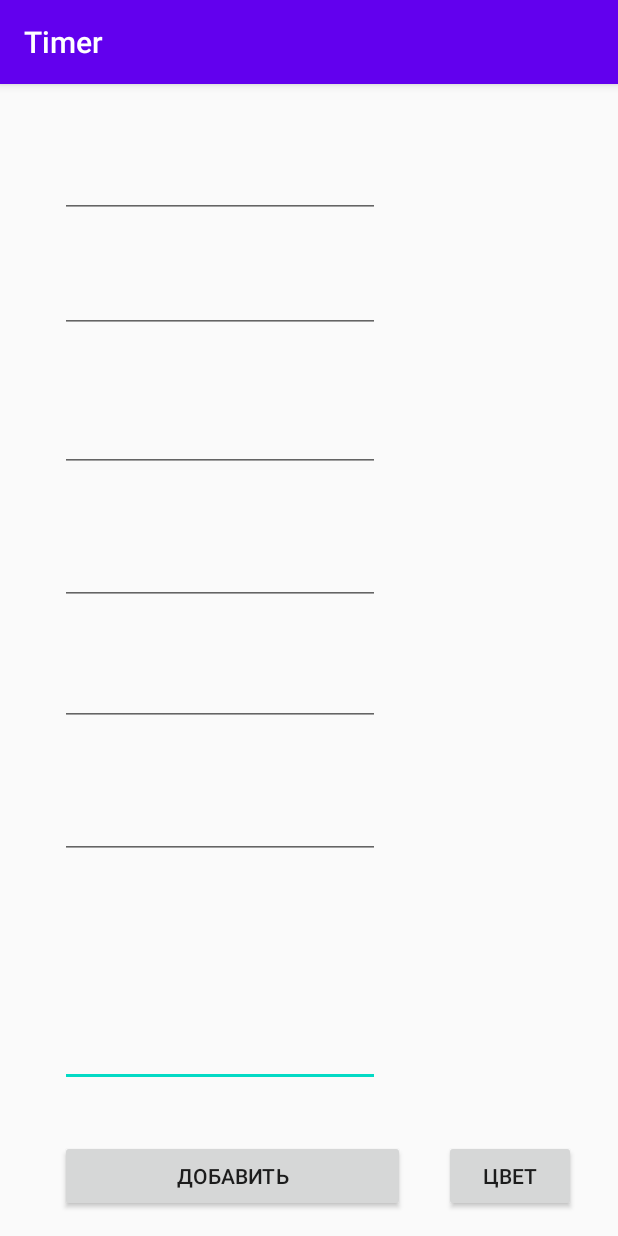
After one commit to Keckich/Timer, an Android app: the AddActivity screen opened directly, with no data from a screen before it, on a phone screen of 412 x 824 dp. The commit adds this screen. Run offline under Robolectric (Android 15) with nearby library versions, the phone set to English and light mode, and no system bars; libraries missing offline, so code that uses them is left out: com.jaredrummler.android.

Commit message:
AddActivity, DbAdapter, DbHelper, Timer

```diff
--- a/app/build.gradle
+++ b/app/build.gradle
@@ -27,6 +27,7 @@ dependencies {
     implementation 'androidx.appcompat:appcompat:1.2.0'
     implementation 'androidx.constraintlayout:constraintlayout:2.0.2'
     implementation 'androidx.legacy:legacy-support-v4:1.0.0'
+    implementation 'com.jaredrummler:colorpicker:1.1.0'
     testImplementation 'junit:junit:4.12'
     androidTestImplementation 'androidx.test.ext:junit:1.1.2'
     androidTestImplementation 'androidx.test.espresso:espresso-core:3.3.0'
--- a/app/src/main/AndroidManifest.xml
+++ b/app/src/main/AndroidManifest.xml
@@ -9,7 +9,9 @@
         android:roundIcon="@mipmap/ic_launcher_round"
         android:supportsRtl="true"
         android:theme="@style/AppTheme">
-        <activity android:name=".MainActivity"
+        <activity android:name=".AddActivity"></activity>
+        <activity
+            android:name=".MainActivity"
             android:label="Таймер">
             <intent-filter>
                 <action android:name="android.intent.action.MAIN" />
--- /dev/null
+++ b/app/src/main/java/com/example/lab2/AddActivity.java
@@ -0,0 +1,115 @@
+package com.example.lab2;
+
+import androidx.appcompat.app.AppCompatActivity;
+
+import android.content.Intent;
+import android.graphics.Color;
+import android.os.Bundle;
+import android.view.View;
+import android.widget.Button;
+import android.widget.EditText;
+
+import com.jaredrummler.android.colorpicker.ColorPickerDialog;
+import com.jaredrummler.android.colorpicker.ColorPickerDialogListener;
+import com.jaredrummler.android.colorpicker.ColorShape;
+
+public class AddActivity extends AppCompatActivity implements ColorPickerDialogListener {
+    private EditText editTitle;
+    private EditText editReady;
+    private EditText editWork;
+    private EditText editRelax;
+    private EditText editCycles;
+    private EditText editSets;
+    private EditText editRelaxSets;
+
+    private Button buttonColor;
+
+    private DbAdapter dbAdapter;
+    private long timerId=0;
+    private int colorId=0;
+
+    @Override
+    protected void onCreate(Bundle savedInstanceState) {
+        super.onCreate(savedInstanceState);
+        setContentView(R.layout.activity_add);
+
+        dbAdapter = new DbAdapter(this);
+        buttonColor = findViewById(R.id.button_color);
+        editTitle = findViewById(R.id.edit1);
+        editReady = findViewById(R.id.edit2);
+        editWork = findViewById(R.id.edit3);
+        editRelax = findViewById(R.id.edit4);
+        editCycles = findViewById(R.id.edit5);
+        editSets = findViewById(R.id.edit6);
+        editRelaxSets = findViewById(R.id.edit7);
+
+        Bundle extras = getIntent().getExtras();
+        if (extras != null) {
+            timerId = extras.getLong("id");
+        }
+        if (timerId > 0) {
+            dbAdapter.open();
+            Timer timer = dbAdapter.getTimer(timerId);
+            editTitle.setText(timer.getTitle());
+            editReady.setText(String.valueOf(timer.getReady()));
+            editWork.setText(String.valueOf(timer.getWork()));
+            editRelax.setText(String.valueOf(timer.getRelax()));
+            editCycles.setText(String.valueOf(timer.getCycles()));
+            editSets.setText(String.valueOf(timer.getSets()));
+            editRelaxSets.setText(String.valueOf(timer.getRelax_sets()));
+            colorId = timer.getTimerColor();
+        }
+        dbAdapter.close();
+    }
+
+    public void addTimer(View view) {
+        save(view);
+        Intent intent = new Intent(this, MainActivity.class);
+        startActivity(intent);
+    }
+
+    public void save(View view) {
+        String title = editTitle.getText().toString();
+        int ready = Integer.parseInt(editReady.getText().toString());
+        int work = Integer.parseInt(editWork.getText().toString());
+        int relax = Integer.parseInt(editRelax.getText().toString());
+        int cycles = Integer.parseInt(editCycles.getText().toString());
+        int sets = Integer.parseInt(editSets.getText().toString());
+        int relax_sets = Integer.parseInt(editRelaxSets.getText().toString());
+        Timer timer = new Timer(timerId, title, ready, work, relax, cycles, sets, relax_sets,
+                colorId);
+
+        dbAdapter.open();
+        if (timerId > 0) {
+            dbAdapter.update(timer);
+        }
+        else {
+            dbAdapter.insert(timer);
+        }
+        dbAdapter.close();
+    }
+
+    private void createColorPickerDialog() {
+        ColorPickerDialog.newBuilder()
+                .setColor(Color.RED)
+                .setDialogType(ColorPickerDialog.TYPE_PRESETS)
+                .setAllowCustom(true)
+                .setAllowPresets(true)
+                .setColorShape(ColorShape.SQUARE)
+                .show(this);
+    }
+
+    public void onClickColor(View view) {
+        createColorPickerDialog();
+    }
+
+    @Override
+    public void onColorSelected(int dialogId, int color) {
+        colorId = color;
+    }
+
+    @Override
+    public void onDialogDismissed(int dialogId) {
+
+    }
+}
--- /dev/null
+++ b/app/src/main/java/com/example/lab2/DbHelper.java
@@ -0,0 +1,42 @@
+package com.example.lab2;
+
+import android.database.sqlite.SQLiteOpenHelper;
+import android.database.sqlite.SQLiteDatabase;
+import android.content.Context;
+
+public class DbHelper extends SQLiteOpenHelper {
+    private static final String DATABASE_NAME = "timerstore.db"; // название бд
+    private static final int SCHEMA = 1; // версия базы данных
+    static final String TABLE = "timers"; // название таблицы в бд
+    // названия столбцов
+    public static final String COLUMN_ID = "_id";
+    public static final String COLUMN_TITLE = "title";
+    public static final String COLUMN_READY = "ready";
+    public static final String COLUMN_WORK = "work";
+    public static final String COLUMN_RELAX = "relax";
+    public static final String COLUMN_CYCLES = "cycles";
+    public static final String COLUMN_SETS = "sets";
+    public static final String COLUMN_RELAX_SETS = "relax_sets";
+    public static final String COLUMN_COLOR = "color";
+
+    public DbHelper(Context context) {
+        super(context, DATABASE_NAME, null, SCHEMA);
+    }
+
+    @Override
+    public void onCreate(SQLiteDatabase db) {
+
+        db.execSQL("CREATE TABLE " + TABLE + " (" + COLUMN_ID
+                + " INTEGER PRIMARY KEY AUTOINCREMENT," + COLUMN_TITLE
+                + " TEXT, " + COLUMN_READY + " INTEGER, " + COLUMN_WORK
+                + " INTEGER, " + COLUMN_RELAX + " INTEGER, " + COLUMN_CYCLES
+                + " INTEGER, " + COLUMN_SETS + " INTEGER, " + COLUMN_RELAX_SETS
+                + " INTEGER, " + COLUMN_COLOR + " INTEGER);");
+
+    }
+    @Override
+    public void onUpgrade(SQLiteDatabase db, int oldVersion,  int newVersion) {
+        db.execSQL("DROP TABLE IF EXISTS "+TABLE);
+        onCreate(db);
+    }
+}
--- /dev/null
+++ b/app/src/main/res/layout/activity_add.xml
@@ -0,0 +1,111 @@
+<?xml version="1.0" encoding="utf-8"?>
+<androidx.constraintlayout.widget.ConstraintLayout xmlns:android="http://schemas.android.com/apk/res/android"
+    xmlns:app="http://schemas.android.com/apk/res-auto"
+    xmlns:tools="http://schemas.android.com/tools"
+    android:layout_width="match_parent"
+    android:layout_height="match_parent"
+    tools:context=".AddActivity">
+
+    <EditText
+        android:id="@+id/edit7"
+        android:layout_width="wrap_content"
+        android:layout_height="wrap_content"
+        android:layout_marginStart="40dp"
+        android:layout_marginBottom="35dp"
+        android:ems="10"
+        android:inputType="numberDecimal"
+        app:layout_constraintBottom_toTopOf="@+id/button_add"
+        app:layout_constraintStart_toStartOf="parent" />
+
+    <EditText
+        android:id="@+id/edit6"
+        android:layout_width="wrap_content"
+        android:layout_height="wrap_content"
+        android:layout_marginTop="43dp"
+        android:ems="10"
+        android:inputType="number|numberDecimal"
+        app:layout_constraintEnd_toEndOf="@+id/edit7"
+        app:layout_constraintStart_toStartOf="@+id/edit7"
+        app:layout_constraintTop_toBottomOf="@+id/edit5" />
+
+    <EditText
+        android:id="@+id/edit5"
+        android:layout_width="wrap_content"
+        android:layout_height="wrap_content"
+        android:layout_marginTop="35dp"
+        android:ems="10"
+        android:inputType="number|numberDecimal"
+        app:layout_constraintEnd_toEndOf="@+id/edit6"
+        app:layout_constraintStart_toStartOf="@+id/edit6"
+        app:layout_constraintTop_toBottomOf="@+id/edit4" />
+
+    <EditText
+        android:id="@+id/edit4"
+        android:layout_width="wrap_content"
+        android:layout_height="wrap_content"
+        android:layout_marginTop="43dp"
+        android:ems="10"
+        android:inputType="number|numberDecimal"
+        app:layout_constraintEnd_toEndOf="@+id/edit5"
+        app:layout_constraintStart_toStartOf="@+id/edit5"
+        app:layout_constraintTop_toBottomOf="@+id/edit3" />
+
+    <EditText
+        android:id="@+id/edit3"
+        android:layout_width="wrap_content"
+        android:layout_height="wrap_content"
+        android:layout_marginTop="47dp"
+        android:ems="10"
+        android:inputType="number|numberDecimal"
+        app:layout_constraintEnd_toEndOf="@+id/edit4"
+        app:layout_constraintStart_toStartOf="@+id/edit4"
+        app:layout_constraintTop_toBottomOf="@+id/edit2" />
+
+    <EditText
+        android:id="@+id/edit2"
+        android:layout_width="wrap_content"
+        android:layout_height="wrap_content"
+        android:layout_marginTop="31dp"
+        android:ems="10"
+        android:inputType="number|numberDecimal"
+        app:layout_constraintEnd_toEndOf="@+id/edit3"
+        app:layout_constraintStart_toStartOf="@+id/edit3"
+        app:layout_constraintTop_toBottomOf="@+id/edit1" />
+
+    <EditText
+        android:id="@+id/edit1"
+        android:layout_width="wrap_content"
+        android:layout_height="wrap_content"
+        android:layout_marginTop="44dp"
+        android:ems="10"
+        android:inputType="textPersonName"
+        app:layout_constraintEnd_toEndOf="@+id/edit2"
+        app:layout_constraintStart_toStartOf="@+id/edit2"
+        app:layout_constraintTop_toTopOf="parent" />
+
+    <Button
+        android:id="@+id/button_add"
+        android:layout_width="0dp"
+        android:layout_height="wrap_content"
+        android:layout_marginStart="40dp"
+        android:layout_marginEnd="26dp"
+        android:layout_marginBottom="16dp"
+        android:onClick="addTimer"
+        android:text="@string/Add"
+        app:layout_constraintBottom_toBottomOf="parent"
+        app:layout_constraintEnd_toEndOf="@+id/edit7"
+        app:layout_constraintEnd_toStartOf="@+id/button_color"
+        app:layout_constraintStart_toStartOf="parent" />
+
+    <Button
+        android:id="@+id/button_color"
+        android:layout_width="wrap_content"
+        android:layout_height="wrap_content"
+        android:layout_marginEnd="28dp"
+        android:layout_marginBottom="16dp"
+        android:onClick="onClickColor"
+        android:text="@string/Color"
+        app:layout_constraintBottom_toBottomOf="parent"
+        app:layout_constraintEnd_toEndOf="parent"
+        app:layout_constraintStart_toEndOf="@+id/button_add" />
+</androidx.constraintlayout.widget.ConstraintLayout>
--- a/app/src/main/res/values/strings.xml
+++ b/app/src/main/res/values/strings.xml
@@ -2,4 +2,6 @@
     <string name="app_name">Timer</string>
     <!-- TODO: Remove or change this placeholder text -->
     <string name="hello_blank_fragment">Hello blank fragment</string>
+    <string name="Add">Добавить</string>
+    <string name="Color">Цвет</string>
 </resources>
```
Also changed, not shown: app/src/main/java/com/example/lab2/DbAdapter.java (added, +114 -0 lines), app/src/main/java/com/example/lab2/Fragment2.java (+13 -1 lines), app/src/main/java/com/example/lab2/Timer.java (added, +57 -0 lines).
